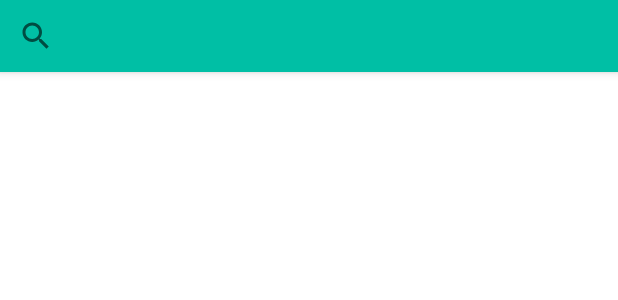
After one commit to BoxResin/SchoolMeal_Android_Old2, an Android app: the layout activity_school_search.xml on its own in the app's theme, with its tools: preview values and no code run, on a phone screen of 412 x 824 dp. The commit adds this screen. Shown: the top 300 px of the screen. Run offline under Robolectric (Android 15) with nearby library versions, the phone set to English and light mode, and no system bars.

Commit message:
학교 검색 액티비티 형태로 변경

```diff
--- a/app/src/main/AndroidManifest.xml
+++ b/app/src/main/AndroidManifest.xml
@@ -20,5 +20,8 @@
 				<category android:name = "android.intent.category.LAUNCHER"/>
 			</intent-filter>
 		</activity>
+
+		<!-- 학교 검색 액티비티 -->
+		<activity android:name = ".ui.schoolsearch.SchoolSearchActivity"/>
 	</application>
 </manifest>
--- /dev/null
+++ b/app/src/main/res/layout/activity_school_search.xml
@@ -0,0 +1,21 @@
+<!-- 학교 검색 액티비티 레이아웃 -->
+<androidx.constraintlayout.widget.ConstraintLayout
+	xmlns:android = "http://schemas.android.com/apk/res/android"
+	xmlns:app = "http://schemas.android.com/apk/res-auto"
+	android:layout_width = "match_parent"
+	android:layout_height = "match_parent">
+
+	<!-- 앱 바 레이아웃 -->
+	<com.google.android.material.appbar.AppBarLayout
+		android:id = "@+id/app_bar"
+		android:layout_width = "match_parent"
+		android:layout_height = "wrap_content">
+
+		<!-- 학교 검색창 -->
+		<androidx.appcompat.widget.SearchView
+			android:id = "@+id/search_school"
+			android:layout_width = "match_parent"
+			android:layout_height = "wrap_content"
+			app:queryHint = "@string/search_school_hint"/>
+	</com.google.android.material.appbar.AppBarLayout>
+</androidx.constraintlayout.widget.ConstraintLayout>
--- a/app/src/main/res/layout/item_school_search_result.xml
+++ b/app/src/main/res/layout/item_school_search_result.xml
@@ -1,4 +1,4 @@
-<!-- 학교 검색 결과 Item -->
+<!-- 학교 검색 결과 아이템 레이아웃 -->
 <androidx.constraintlayout.widget.ConstraintLayout
 	xmlns:android = "http://schemas.android.com/apk/res/android"
 	xmlns:app = "http://schemas.android.com/apk/res-auto"
--- a/app/src/main/res/menu/activity_main.xml
+++ b/app/src/main/res/menu/activity_main.xml
@@ -7,7 +7,6 @@
 	<item
 		android:id = "@+id/action_search_school"
 		android:icon = "@drawable/ic_search_black_24dp"
-		android:title = "@string/search_school"
-		app:actionViewClass = "androidx.appcompat.widget.SearchView"
-		app:showAsAction = "collapseActionView|always"/>
+		android:title = "@string/action_search_school"
+		app:showAsAction = "always"/>
 </menu>
--- a/app/src/main/res/values/strings.xml
+++ b/app/src/main/res/values/strings.xml
@@ -4,6 +4,6 @@
 	<string name = "app_name">급식</string>
 
 	<!-- 기타 문자열-->
-	<string name = "search_school">학교 검색</string>
-	<string name = "action_search_school_hint">학교 이름 입력&#8230;</string>
+	<string name = "action_search_school">학교 검색</string>
+	<string name = "search_school_hint">학교 이름 입력&#8230;</string>
 </resources>
```
Also changed, not shown: app/src/main/java/winapi251/app/schoolmeal/ui/main/MainActivity.kt (+18 -6 lines), app/src/main/java/winapi251/app/schoolmeal/ui/schoolsearch/SchoolSearchActivity.kt (added, +25 -0 lines).
